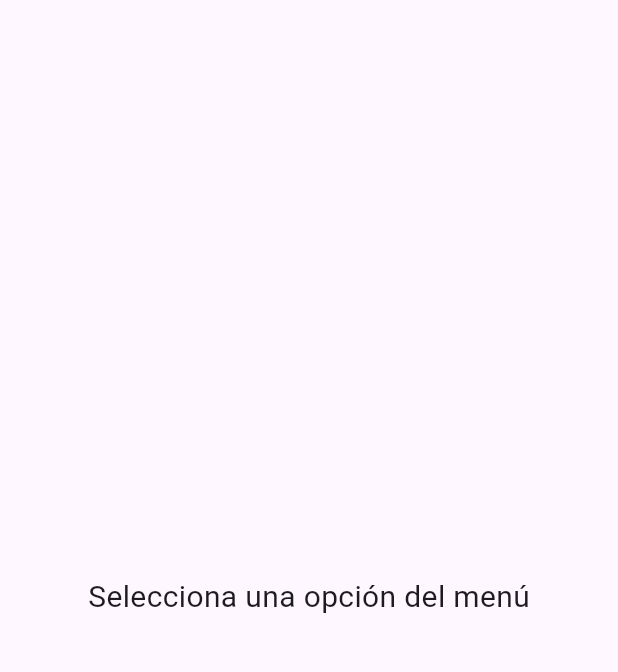
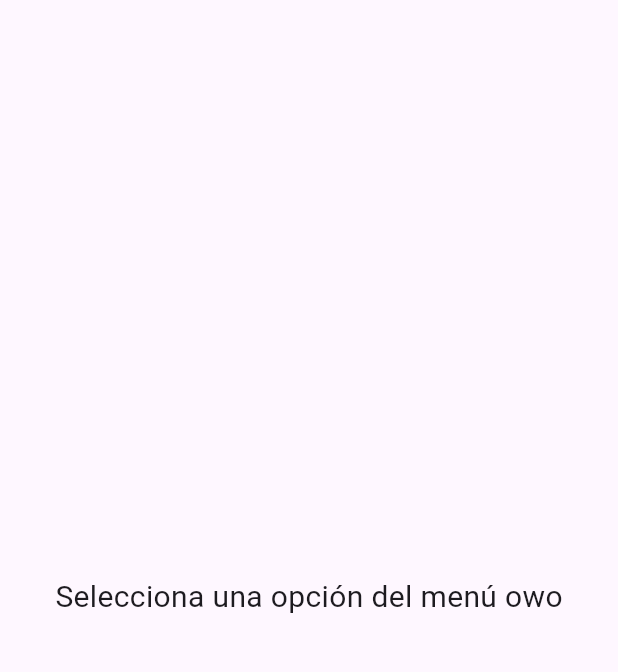
Before and after one commit to FlorTc27/lab7, a Flutter app: the screen it shows after launch, on a phone screen of 412 x 824 dp, the part 63-735 px from its top. Run offline on Flutter 3.47's test engine with Material 3 defaults, Android fonts, the phone set to English and light mode, and no system bars.

Commit message:
lab7 + icon2

```diff
--- a/lib/main.dart
+++ b/lib/main.dart
@@ -98,7 +98,7 @@ class HomeScreen extends StatelessWidget {
       ),
       body: Center(
         child: const Text(
-          'Selecciona una opción del menú',
+          'Selecciona una opción del menú owo',
           style: TextStyle(fontSize: 20),
         ),
       ),
```
